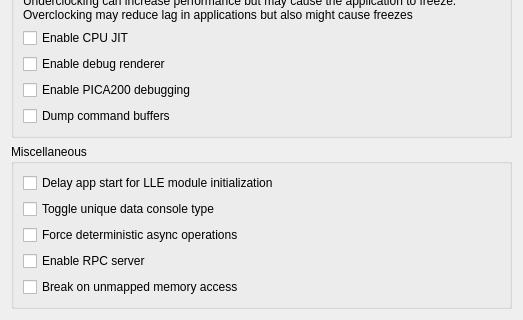
First picture: the form in src/citra_qt/configuration/configure_debug.ui, repository azahar-emu/azahar, before the edit; both pictures show x 0 to 523 and y 321 to 641 of the 523 by 641 pixel window.
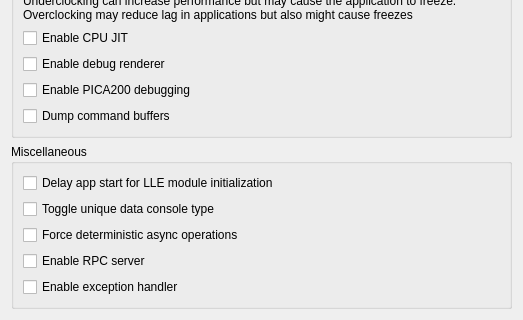
Second picture: the form after the edit.

Commit message: Implement exception handler

```diff
--- a/src/citra_qt/configuration/configure_debug.ui
+++ b/src/citra_qt/configuration/configure_debug.ui
@@ -316,7 +316,7 @@
          <string>&lt;html&gt;&lt;head/&gt;&lt;body&gt;&lt;p&gt;Pauses emulation and shows an error message if an unmapped memory access is detected.&lt;/p&gt;&lt;/body&gt;&lt;/html&gt;</string>
         </property>
         <property name="text">
-         <string>Break on unmapped memory access</string>
+         <string>Enable exception handler</string>
         </property>
        </widget>
       </item>
```
Left out of the diff: 4 changed lines with no effect on the pictures. The commit also changes 15 other files.
